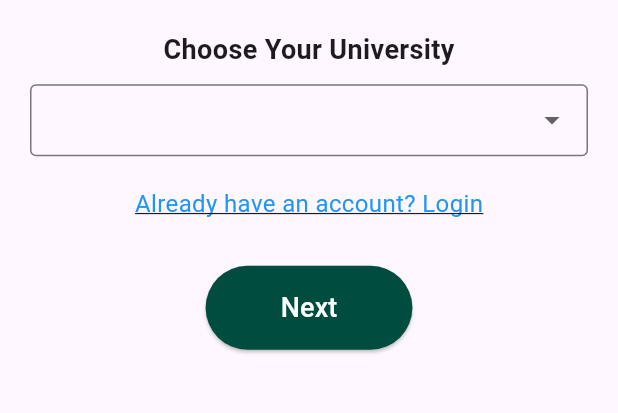
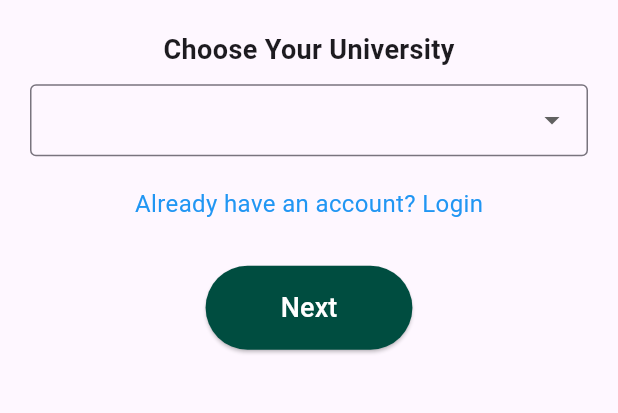
Before and after one commit to kobbyyh/my_unitrade_app, a Flutter app: the screen it shows after launch, on a phone screen of 412 x 824 dp, the part 560-973 px from its top. Run offline on Flutter 3.47's test engine with Material 3 defaults, Android fonts, the phone set to English and light mode, and no system bars; our stand-ins replace image_picker.

Commit message:
Added new pages and modified existing pages. 4/1/25

```diff
--- a/lib/screens/home_screen.dart
+++ b/lib/screens/home_screen.dart
@@ -37,7 +37,7 @@ class _HomeScreenState extends State<HomeScreen> {
           if (_selectedIndex == 0 )
             Container(
               height: 140,
-              padding: EdgeInsets.symmetric(horizontal: 15, vertical: 20),
+              padding: EdgeInsets.symmetric(horizontal: 15, vertical: 30),
               decoration: BoxDecoration(
                 color: Color(0xFF004D40),
               ),
--- a/lib/screens/university_selection.dart
+++ b/lib/screens/university_selection.dart
@@ -91,7 +91,7 @@ class _UniversitySelectionState extends State<UniversitySelection> {
                     style: TextStyle(
                       color: Colors.blue,
                       fontSize: 16,
-                      decoration: TextDecoration.underline,
+                      decoration: TextDecoration.none,
                     ),
                   ),
                 ),
```
Also changed, not shown: lib/screens/login_seller.dart (+16 -1 lines).
